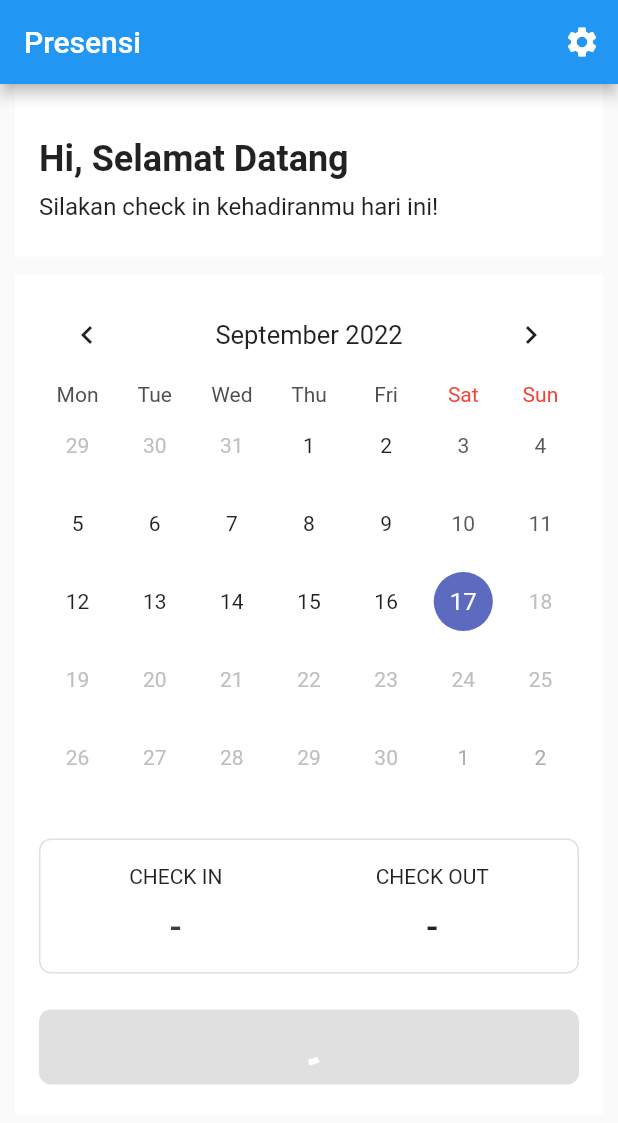
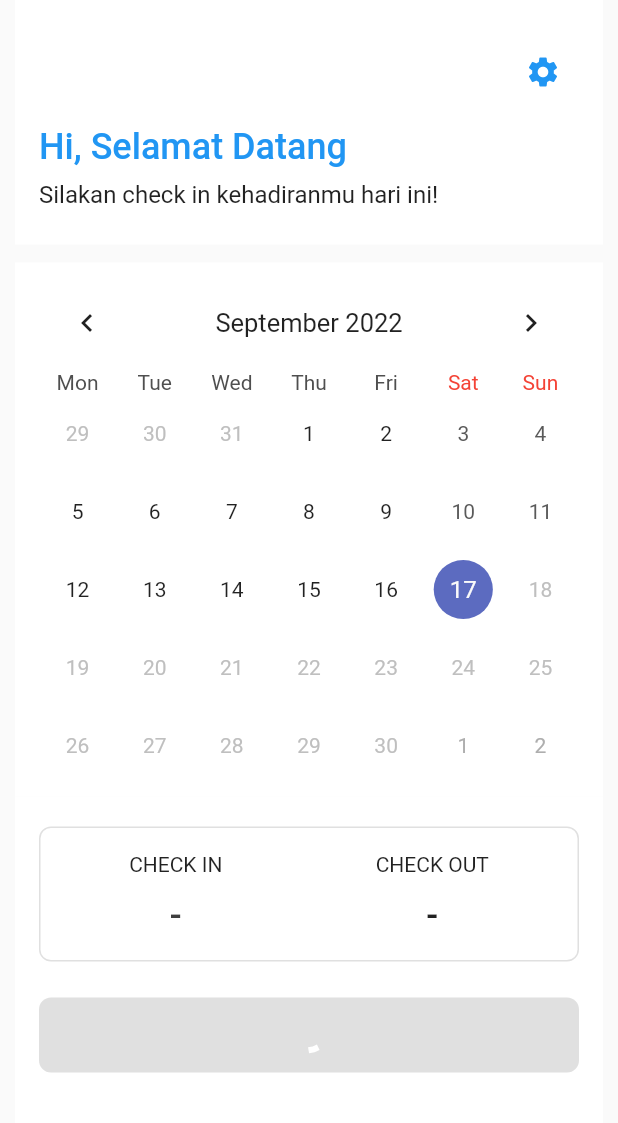
Before and after one commit to ghonijee/flutter-attendance-app-riverpod, a Flutter app: the screen it shows after launch, on a phone screen of 412 x 824 dp. Shown: the top 1123 px of the screen. Run offline on Flutter 3.47's test engine with Material 2 defaults, Android fonts, the phone set to English and light mode, and no system bars; drawn by our look-alikes of shimmer, table_calendar; our stand-ins replace flutter_hooks, flutter_map, freezed_annotation, geocoding, geolocator, get_storage and 3 more; accounts and stored records are empty; generated files the repository leaves out were written again; statements that could not run were skipped.

Commit message:
update UI

```diff
--- a/lib/app/user_attendance/screens/attendance_screen.dart
+++ b/lib/app/user_attendance/screens/attendance_screen.dart
@@ -46,22 +46,13 @@ class AttendanceScreen extends HookConsumerWidget {
     var screen = MediaQuery.of(context).size;
 
     return Scaffold(
-      appBar: AppBar(
-        title: const Text(
-          "Presensi",
+      body: Container(
+        constraints: BoxConstraints(
+          minHeight: screen.height,
+          maxWidth: screen.width,
         ),
-        actions: [
-          IconButton(
-            onPressed: () {
-              Navigator.push(context, MaterialPageRoute(builder: (context) => const SettingMasterlocationScreen()));
-            },
-            icon: const Icon(Icons.settings),
-          )
-        ],
-      ),
-      body: SingleChildScrollView(
-        child: Container(
-          width: MediaQuery.of(context).size.width,
+        // height: screen.height,
+        // width: screen.width,
         padding: const EdgeInsets.symmetric(horizontal: 10),
         child: Column(
           crossAxisAlignment: CrossAxisAlignment.center,
@@ -73,7 +64,19 @@ class AttendanceScreen extends HookConsumerWidget {
               color: Colors.white,
               child: Column(
                 crossAxisAlignment: CrossAxisAlignment.start,
-                  children: const [
+                children: [
+                  Align(
+                    alignment: Alignment.topRight,
+                    child: IconButton(
+                      onPressed: () {
+                        Navigator.push(context, MaterialPageRoute(builder: (context) => const SettingMasterlocationScreen()));
+                      },
+                      icon: Icon(
+                        Icons.settings,
+                        color: Theme.of(context).colorScheme.primary,
+                      ),
+                    ),
+                  ),
                   SizedBox(
                     height: 12,
                   ),
@@ -81,7 +84,8 @@ class AttendanceScreen extends HookConsumerWidget {
                     "Hi, Selamat Datang",
                     style: TextStyle(
                       fontSize: 24,
-                        fontWeight: FontWeight.bold,
+                      fontWeight: FontWeight.w500,
+                      color: Theme.of(context).colorScheme.primary,
                     ),
                   ),
                   SizedBox(
@@ -138,7 +142,8 @@ class AttendanceScreen extends HookConsumerWidget {
                 ),
               ),
             ),
-              Container(
+            Expanded(
+              child: Container(
                 padding: const EdgeInsets.fromLTRB(16, 20, 16, 20),
                 color: Colors.white,
                 width: screen.width,
@@ -287,9 +292,9 @@ class AttendanceScreen extends HookConsumerWidget {
                     ),
                   ],
                 ),
+              ),
             )
           ],
-          ),
         ),
       ),
     );
```
Lines whose indentation alone changed are shown as unchanged.
